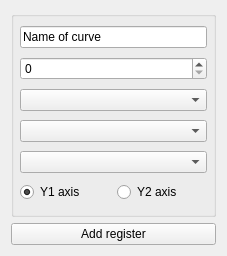
The window that src/dialogs/addregisterwidget.ui (ModbusScope/ModbusScope) describes before a commit, drawn with Qt 5.
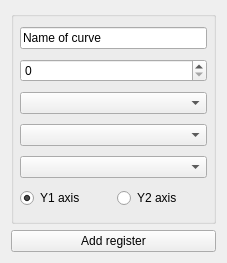
The same window after the commit.

```diff
--- a/src/dialogs/addregisterwidget.ui
+++ b/src/dialogs/addregisterwidget.ui
@@ -7,7 +7,7 @@
     <x>0</x>
     <y>0</y>
     <width>227</width>
-    <height>256</height>
+    <height>263</height>
    </rect>
   </property>
   <layout class="QVBoxLayout" name="verticalLayout">
```
Left out of the diff: 2 changed lines with no effect on the pictures.
